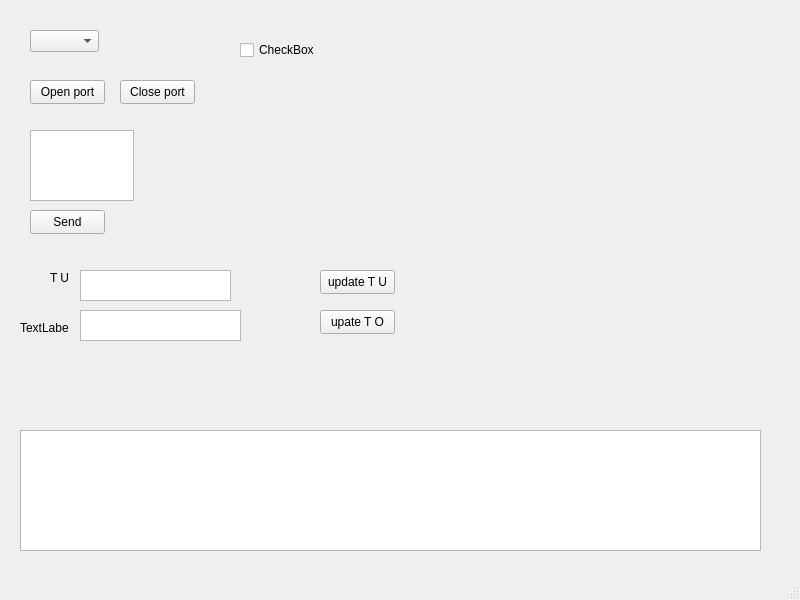
Old version of the form FormApp/mainwindow.ui in the repository JohnBell23/QtPlayground.
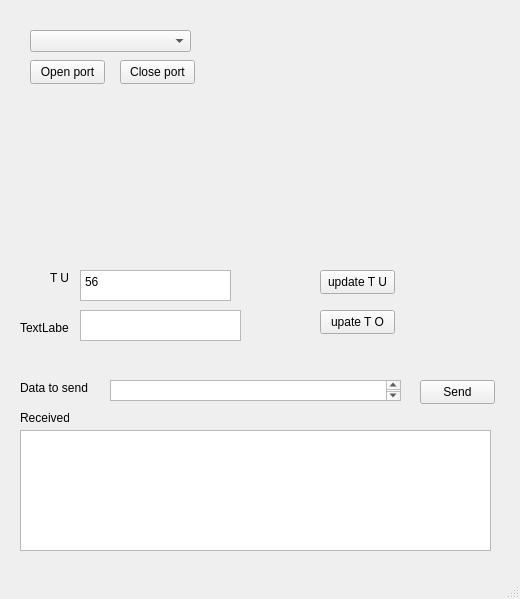
New version of the form.

```diff
--- a/FormApp/mainwindow.ui
+++ b/FormApp/mainwindow.ui
@@ -6,8 +6,8 @@
    <rect>
     <x>0</x>
     <y>0</y>
-    <width>800</width>
-    <height>600</height>
+    <width>520</width>
+    <height>599</height>
    </rect>
   </property>
   <property name="windowTitle">
@@ -17,8 +17,8 @@
    <widget class="QPushButton" name="btnSend">
     <property name="geometry">
      <rect>
-      <x>30</x>
-      <y>210</y>
+      <x>420</x>
+      <y>380</y>
       <width>75</width>
       <height>24</height>
      </rect>
@@ -30,32 +30,19 @@
    <widget class="QTextEdit" name="txtToSend">
     <property name="geometry">
      <rect>
-      <x>30</x>
-      <y>130</y>
-      <width>104</width>
-      <height>71</height>
+      <x>110</x>
+      <y>380</y>
+      <width>291</width>
+      <height>21</height>
      </rect>
     </property>
    </widget>
-   <widget class="QCheckBox" name="chkSelect">
-    <property name="geometry">
-     <rect>
-      <x>240</x>
-      <y>40</y>
-      <width>75</width>
-      <height>20</height>
-     </rect>
-    </property>
-    <property name="text">
-     <string>CheckBox</string>
-    </property>
-   </widget>
    <widget class="QComboBox" name="cboComports">
     <property name="geometry">
      <rect>
       <x>30</x>
       <y>30</y>
-      <width>69</width>
+      <width>161</width>
       <height>22</height>
      </rect>
     </property>
@@ -64,7 +51,7 @@
     <property name="geometry">
      <rect>
       <x>30</x>
-      <y>80</y>
+      <y>60</y>
       <width>75</width>
       <height>24</height>
      </rect>
@@ -78,7 +65,7 @@
      <rect>
       <x>20</x>
       <y>430</y>
-      <width>741</width>
+      <width>471</width>
       <height>121</height>
      </rect>
     </property>
@@ -131,6 +118,16 @@
       <height>31</height>
      </rect>
     </property>
+    <property name="html">
+     <string>&lt;!DOCTYPE HTML PUBLIC &quot;-//W3C//DTD HTML 4.0//EN&quot; &quot;http://www.w3.org/TR/REC-html40/strict.dtd&quot;&gt;
+&lt;html&gt;&lt;head&gt;&lt;meta name=&quot;qrichtext&quot; content=&quot;1&quot; /&gt;&lt;meta charset=&quot;utf-8&quot; /&gt;&lt;style type=&quot;text/css&quot;&gt;
+p, li { white-space: pre-wrap; }
+hr { height: 1px; border-width: 0; }
+li.unchecked::marker { content: &quot;\2610&quot;; }
+li.checked::marker { content: &quot;\2612&quot;; }
+&lt;/style&gt;&lt;/head&gt;&lt;body style=&quot; font-family:'Segoe UI'; font-size:9pt; font-weight:400; font-style:normal;&quot;&gt;
+&lt;p style=&quot; margin-top:0px; margin-bottom:0px; margin-left:0px; margin-right:0px; -qt-block-indent:0; text-indent:0px;&quot;&gt;56&lt;/p&gt;&lt;/body&gt;&lt;/html&gt;</string>
+    </property>
    </widget>
    <widget class="QTextEdit" name="textEdit_2">
     <property name="geometry">
@@ -159,7 +156,7 @@
     <property name="geometry">
      <rect>
       <x>120</x>
-      <y>80</y>
+      <y>60</y>
       <width>75</width>
       <height>24</height>
      </rect>
@@ -168,6 +165,32 @@
      <string>Close port</string>
     </property>
    </widget>
+   <widget class="QLabel" name="label_3">
+    <property name="geometry">
+     <rect>
+      <x>20</x>
+      <y>410</y>
+      <width>49</width>
+      <height>16</height>
+     </rect>
+    </property>
+    <property name="text">
+     <string>Received</string>
+    </property>
+   </widget>
+   <widget class="QLabel" name="label_4">
+    <property name="geometry">
+     <rect>
+      <x>20</x>
+      <y>380</y>
+      <width>81</width>
+      <height>16</height>
+     </rect>
+    </property>
+    <property name="text">
+     <string>Data to send</string>
+    </property>
+   </widget>
   </widget>
   <widget class="QMenuBar" name="menubar">
    <property name="geometry">
```
Left out of the diff: 8 changed lines with no effect on the pictures.
